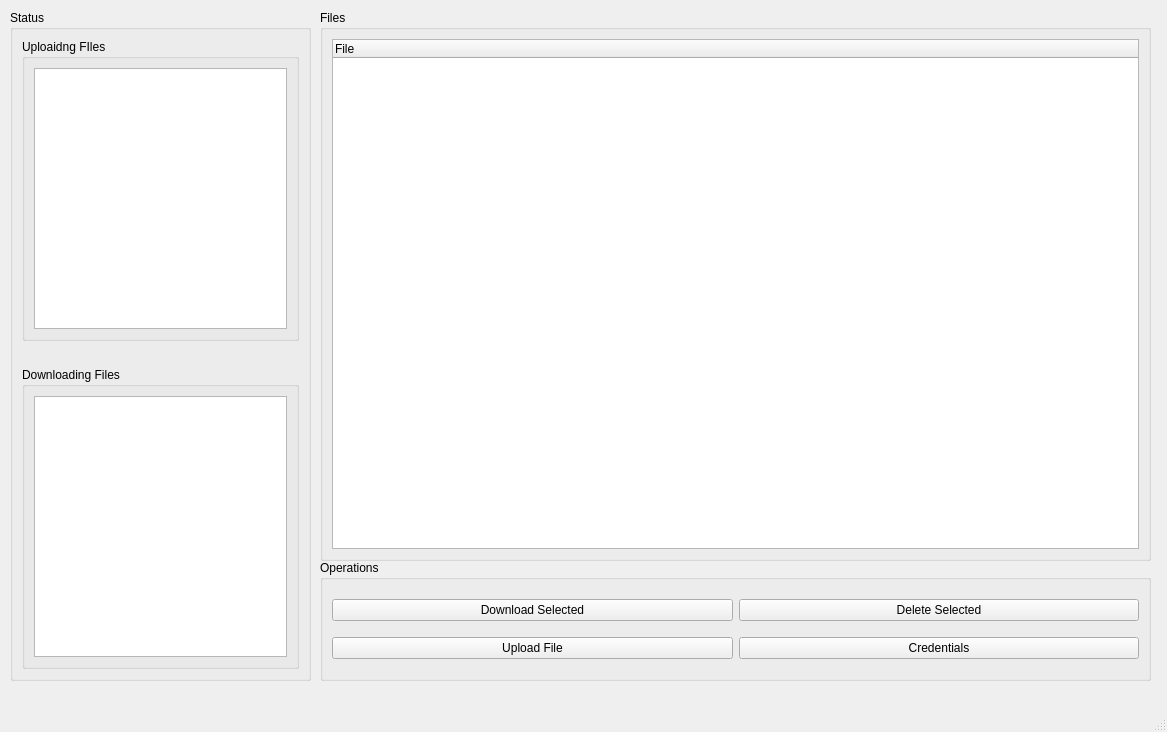
This is client/main.ui in Smilin-Dominator/smilin_file_hosting as Qt 5 draws it before an edit. The edited form follows.
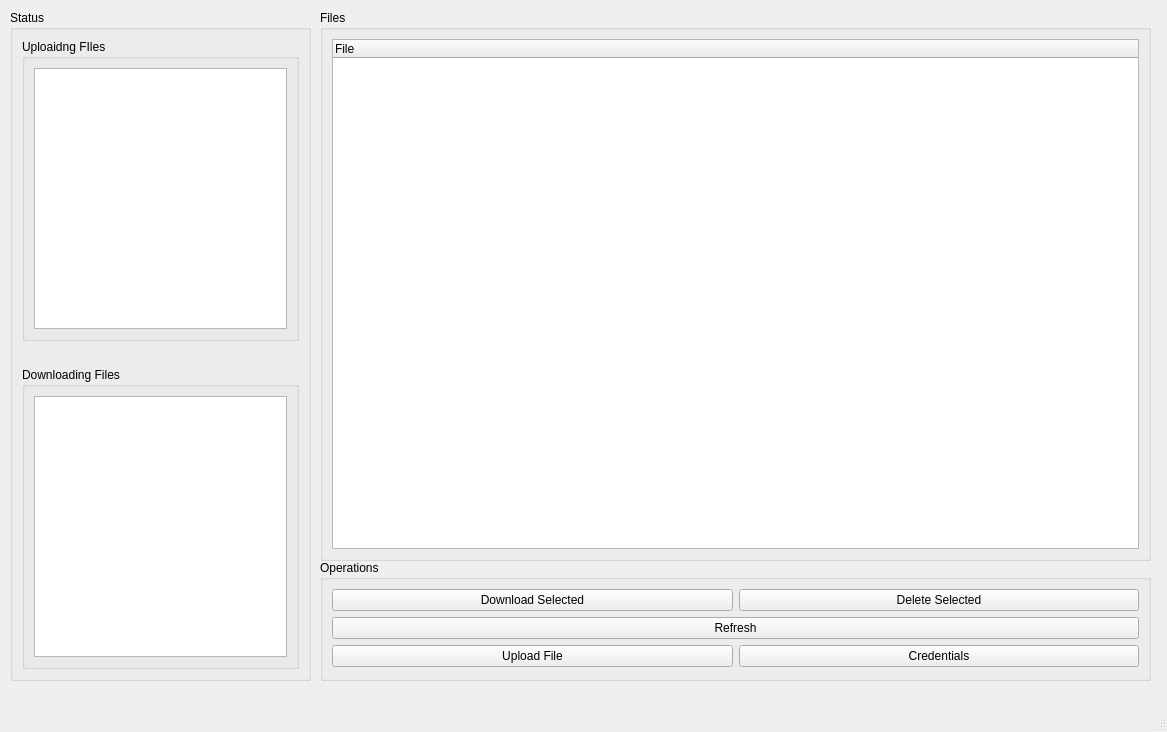
This is the edited form.

Commit message: feat: Added a refresh button

Diff of the .ui file:
```diff
--- a/client/main.ui
+++ b/client/main.ui
@@ -131,6 +131,13 @@
        </property>
       </widget>
      </item>
+     <item row="1" column="0" colspan="2">
+      <widget class="QPushButton" name="refresh_button">
+       <property name="text">
+        <string>Refresh</string>
+       </property>
+      </widget>
+     </item>
     </layout>
    </widget>
   </widget>
```
The commit also changes 1 other file.
